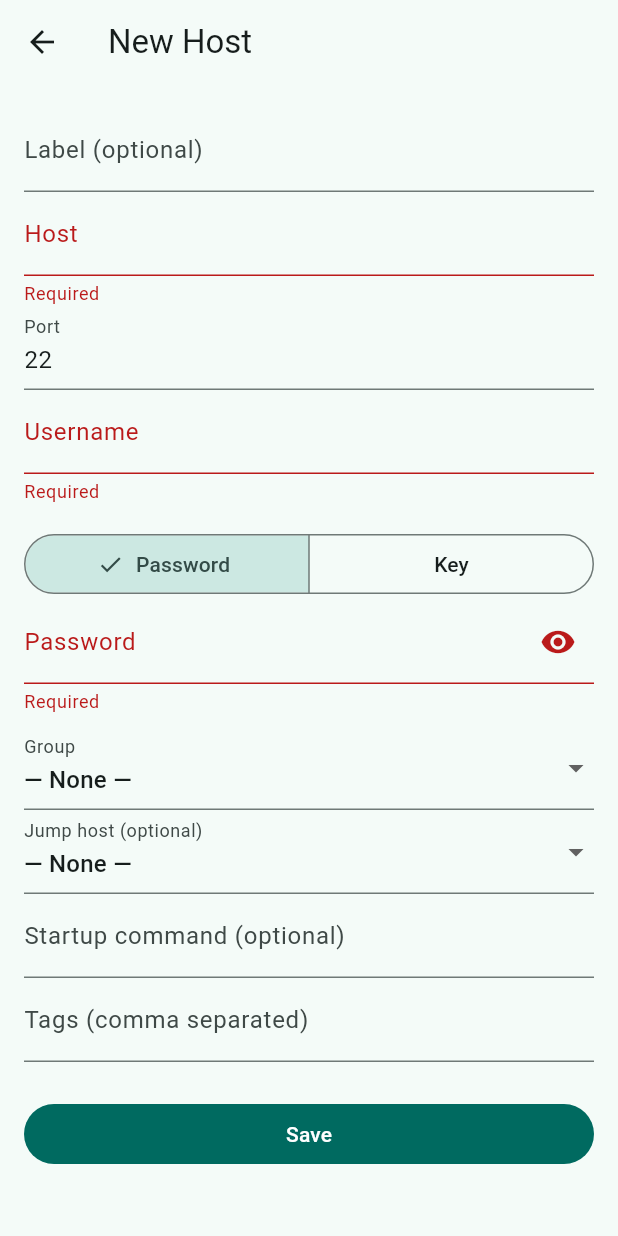
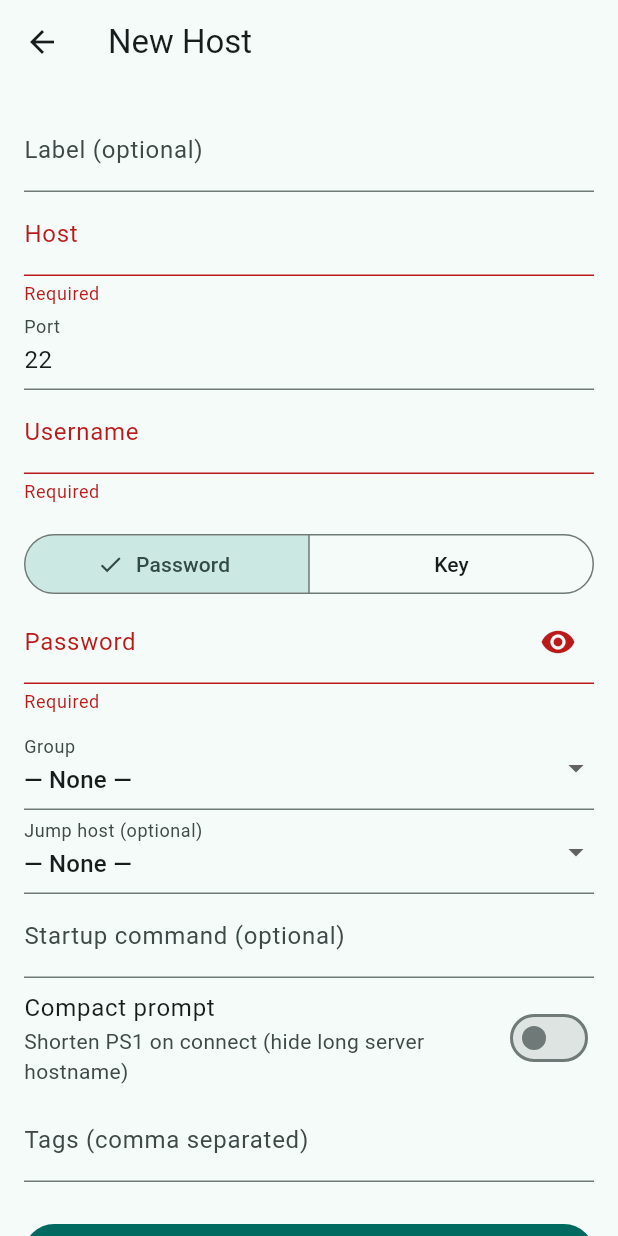
Before and after one commit to baidongli/miniTerminal, a Flutter app: the HostEditScreen screen opened directly, after a tap on "Save", on a phone screen of 412 x 824 dp. Run offline on Flutter 3.47's test engine with Material 3 defaults, Android fonts, the phone set to English and light mode, and no system bars; our stand-ins replace file_picker, flutter_secure_storage, local_auth, shared_preferences; missing offline and left inert: cryptography, dartssh2, xterm; accounts and stored records are empty.

Commit message:
Add per-host compact-prompt toggle (short PS1 on connect)
Long server hostnames (e.g. Alibaba ECS instance ids) eat the command
line. New SshHost.compactPrompt; when on, the session injects a short
PS1 right after the shell opens.

https://claude.ai/code/session_01MfbQQz4Qnsb2spS2n8pcNq

```diff
--- a/lib/models/ssh_host.dart
+++ b/lib/models/ssh_host.dart
@@ -19,6 +19,7 @@ class SshHost {
     this.jumpHostId,
     this.startupCommand = '',
     this.keepAliveSeconds = 0,
+    this.compactPrompt = false,
     List<String>? tags,
   })  : id = id ?? _uuid.v4(),
         tags = tags ?? const [];
@@ -45,6 +46,10 @@ class SshHost {
   /// Server keep-alive interval in seconds (0 = disabled).
   final int keepAliveSeconds;
 
+  /// When true, inject a short PS1 on connect so a long server hostname
+  /// doesn't eat the command line.
+  final bool compactPrompt;
+
   final List<String> tags;
 
   String get displayName => label.trim().isEmpty ? '$username@$host' : label;
@@ -64,6 +69,7 @@ class SshHost {
     bool clearJumpHostId = false,
     String? startupCommand,
     int? keepAliveSeconds,
+    bool? compactPrompt,
     List<String>? tags,
   }) {
     return SshHost(
@@ -78,6 +84,7 @@ class SshHost {
       jumpHostId: clearJumpHostId ? null : (jumpHostId ?? this.jumpHostId),
       startupCommand: startupCommand ?? this.startupCommand,
       keepAliveSeconds: keepAliveSeconds ?? this.keepAliveSeconds,
+      compactPrompt: compactPrompt ?? this.compactPrompt,
       tags: tags ?? this.tags,
     );
   }
@@ -94,6 +101,7 @@ class SshHost {
         'jumpHostId': jumpHostId,
         'startupCommand': startupCommand,
         'keepAliveSeconds': keepAliveSeconds,
+        'compactPrompt': compactPrompt,
         'tags': tags,
       };
 
@@ -112,6 +120,7 @@ class SshHost {
         jumpHostId: json['jumpHostId'] as String?,
         startupCommand: json['startupCommand'] as String? ?? '',
         keepAliveSeconds: (json['keepAliveSeconds'] as num?)?.toInt() ?? 0,
+        compactPrompt: json['compactPrompt'] as bool? ?? false,
         tags: (json['tags'] as List<dynamic>?)
                 ?.map((e) => e.toString())
                 .toList() ??
--- a/lib/screens/host_edit_screen.dart
+++ b/lib/screens/host_edit_screen.dart
@@ -30,6 +30,7 @@ class _HostEditScreenState extends State<HostEditScreen> {
   String? _keyId;
   String? _groupId;
   String? _jumpHostId;
+  bool _compactPrompt = false;
 
   List<SshKey> _keys = [];
   List<HostGroup> _groups = [];
@@ -55,6 +56,7 @@ class _HostEditScreenState extends State<HostEditScreen> {
     _keyId = h?.keyId;
     _groupId = h?.groupId;
     _jumpHostId = h?.jumpHostId;
+    _compactPrompt = h?.compactPrompt ?? false;
     _loadRefs();
   }
 
@@ -103,6 +105,7 @@ class _HostEditScreenState extends State<HostEditScreen> {
       jumpHostId: _jumpHostId,
       clearJumpHostId: _jumpHostId == null,
       startupCommand: _startup.text.trim(),
+      compactPrompt: _compactPrompt,
       tags: _tags.text
           .split(',')
           .map((s) => s.trim())
@@ -235,6 +238,14 @@ class _HostEditScreenState extends State<HostEditScreen> {
                   labelText: 'Startup command (optional)'),
               autocorrect: false,
             ),
+            SwitchListTile(
+              contentPadding: EdgeInsets.zero,
+              title: const Text('Compact prompt'),
+              subtitle: const Text(
+                  'Shorten PS1 on connect (hide long server hostname)'),
+              value: _compactPrompt,
+              onChanged: (v) => setState(() => _compactPrompt = v),
+            ),
             TextFormField(
               controller: _tags,
               decoration: const InputDecoration(
--- a/lib/ssh/session_manager.dart
+++ b/lib/ssh/session_manager.dart
@@ -116,6 +116,12 @@ class SessionManager extends ChangeNotifier {
         notifyListeners();
       }));
 
+      if (session.host.compactPrompt) {
+        // Short prompt: user + cwd basename, no long server hostname.
+        shell.write(utf8.encode(
+            "export PS1='[\\u \\W]\\\$ '; export PROMPT_COMMAND=\n"));
+      }
+
       final startup = session.host.startupCommand.trim();
       if (startup.isNotEmpty) {
         shell.write(utf8.encode('$startup\n'));
```
Also changed, not shown: 1 other file.
